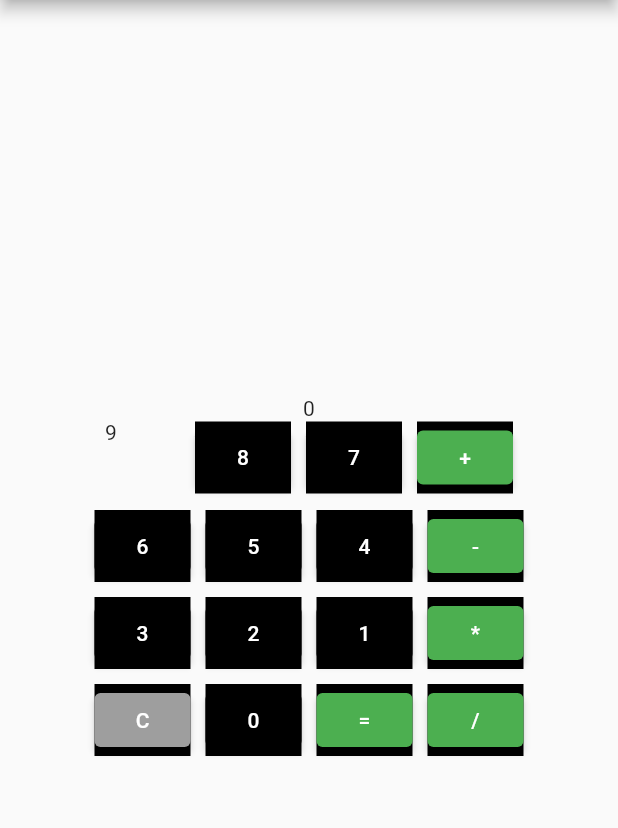
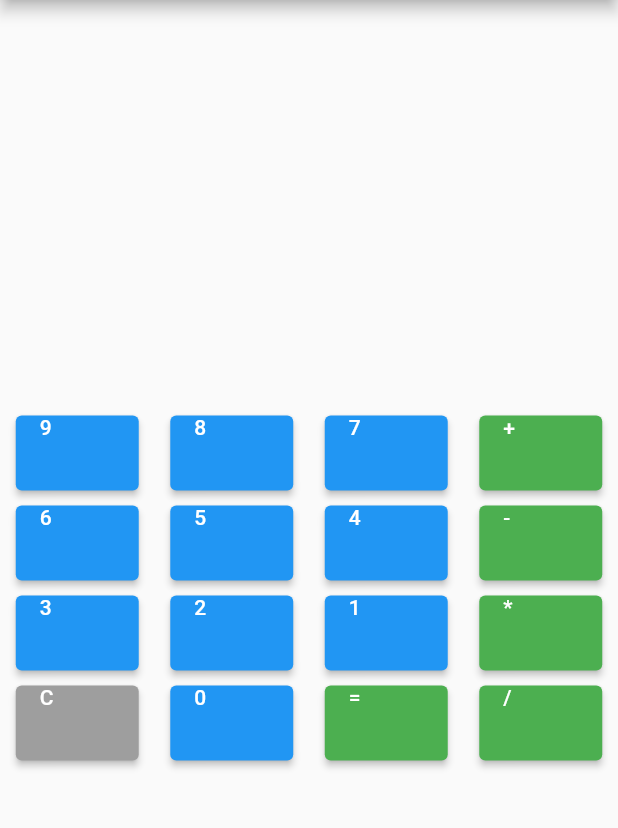
Before and after one commit to Budhachandra-soibam123/Calculator, a Flutter app: the screen it shows after launch, on a phone screen of 412 x 824 dp, the part 84-912 px from its top. Run offline on Flutter 3.47's test engine with Material 2 defaults, Android fonts, the phone set to English and light mode, and no system bars; our stand-ins replace math_expressions.

Commit message:
Calculator

```diff
--- a/lib/calculator.dart
+++ b/lib/calculator.dart
@@ -1,4 +1,6 @@
 import 'package:flutter/material.dart';
+import 'dart:math' as math;
+import 'package:math_expressions/math_expressions.dart';
 
 class Calculator extends StatefulWidget {
   const Calculator({super.key});
@@ -8,7 +10,9 @@ class Calculator extends StatefulWidget {
 }
 
 class _CalculatorState extends State<Calculator> {
-  String number = "0";
+  String number = "";
+  String msg = '';
+
   @override
   Widget build(BuildContext context) {
     return Scaffold(
@@ -17,17 +21,21 @@ class _CalculatorState extends State<Calculator> {
         centerTitle: true,
       ),
       body: Center(
+        child: Padding(
+          padding: EdgeInsets.symmetric(horizontal: 5),
           child: Column(
             mainAxisAlignment: MainAxisAlignment.center,
             children: [
-            Text(number),
+              Text(msg),
               Row(
-              mainAxisAlignment: MainAxisAlignment.center,
+                mainAxisAlignment: MainAxisAlignment.spaceEvenly,
                 children: [
-                InkWell(
-                  onTap: () {
-                    number = "9";
-                    setState(() {});
+                  ElevatedButton(
+                    onPressed: () {
+                      number = '9';
+                      setState(() {
+                        msg += number;
+                      });
                     },
                     child: Container(
                       height: 50,
@@ -41,44 +49,201 @@ class _CalculatorState extends State<Calculator> {
                     height: 10,
                     width: 10,
                   ),
-                InkWell(
+                  ElevatedButton(
+                    onPressed: () {
+                      number = '8';
+                      setState(() {
+                        msg = msg + number;
+                      });
+                    },
                     child: Container(
-                    color: Colors.black,
-                    child: ElevatedButton(
-                      style: ElevatedButton.styleFrom(
-                          backgroundColor: Colors.black),
+                      height: 50,
+                      width: 50,
                       child: Text("8"),
-                      onPressed: () {},
-                    ),
                     ),
                   ),
                   SizedBox(
                     height: 10,
                     width: 10,
                   ),
-                InkWell(
+                  ElevatedButton(
+                    onPressed: () {
+                      number = '7';
+                      setState(() {
+                        msg = msg + number;
+                      });
+                    },
                     child: Container(
-                    color: Colors.black,
-                    child: ElevatedButton(
-                      style: ElevatedButton.styleFrom(
-                          backgroundColor: Colors.black),
+                      height: 50,
+                      width: 50,
                       child: Text("7"),
-                      onPressed: () {},
-                    ),
                     ),
                   ),
                   SizedBox(
                     height: 10,
                     width: 10,
                   ),
-                InkWell(
+                  ElevatedButton(
+                    style:
+                        ElevatedButton.styleFrom(backgroundColor: Colors.green),
+                    onPressed: () {
+                      setState(() {
+                        msg = msg + "+";
+                      });
+                    },
                     child: Container(
-                    color: Colors.black,
+                      height: 50,
+                      width: 50,
+                      child: Text("+"),
+                    ),
+                  ),
+                ],
+              ),
+              SizedBox(
+                height: 10,
+                width: 10,
+              ),
+              Row(
+                mainAxisAlignment: MainAxisAlignment.spaceEvenly,
+                children: [
+                  ElevatedButton(
+                    onPressed: () {
+                      number = '6';
+                      setState(() {
+                        msg = msg + number;
+                      });
+                    },
+                    child: Container(
+                      height: 50,
+                      width: 50,
+                      child: Text("6"),
+                    ),
+                  ),
+                  SizedBox(
+                    height: 10,
+                    width: 10,
+                  ),
+                  ElevatedButton(
+                    onPressed: () {
+                      number = '5';
+                      setState(() {
+                        msg = msg + number;
+                      });
+                    },
+                    child: Container(
+                      height: 50,
+                      width: 50,
+                      child: Text("5"),
+                    ),
+                  ),
+                  SizedBox(
+                    height: 10,
+                    width: 10,
+                  ),
+                  ElevatedButton(
+                    onPressed: () {
+                      number = '4';
+                      setState(() {
+                        msg = msg + number;
+                      });
+                    },
+                    child: Container(
+                      height: 50,
+                      width: 50,
+                      child: Text("4"),
+                    ),
+                  ),
+                  SizedBox(
+                    height: 10,
+                    width: 10,
+                  ),
+                  ElevatedButton(
+                    style:
+                        ElevatedButton.styleFrom(backgroundColor: Colors.green),
+                    onPressed: () {
+                      setState(() {
+                        msg = msg + "-";
+                      });
+                    },
+                    child: Container(
+                      height: 50,
+                      width: 50,
+                      child: Text("-"),
+                    ),
+                  ),
+                ],
+              ),
+              SizedBox(
+                height: 10,
+                width: 10,
+              ),
+              Row(
+                mainAxisAlignment: MainAxisAlignment.spaceEvenly,
+                children: [
+                  ElevatedButton(
+                    onPressed: () {
+                      number = '3';
+                      setState(() {
+                        msg = msg + number;
+                      });
+                    },
+                    child: Container(
+                      height: 50,
+                      width: 50,
+                      child: Text("3"),
+                    ),
+                  ),
+                  SizedBox(
+                    height: 10,
+                    width: 10,
+                  ),
+                  ElevatedButton(
+                    onPressed: () {
+                      number = '2';
+                      setState(() {
+                        msg = msg + number;
+                      });
+                    },
+                    child: Container(
+                      height: 50,
+                      width: 50,
+                      child: Text("2"),
+                    ),
+                  ),
+                  SizedBox(
+                    height: 10,
+                    width: 10,
+                  ),
+                  ElevatedButton(
+                    onPressed: () {
+                      number = '1';
+                      setState(() {
+                        msg = msg + number;
+                      });
+                    },
+                    child: Container(
+                      height: 50,
+                      width: 50,
+                      child: Text("1"),
+                    ),
+                  ),
+                  SizedBox(
+                    height: 10,
+                    width: 10,
+                  ),
+                  Container(
                     child: ElevatedButton(
                       style: ElevatedButton.styleFrom(
                           backgroundColor: Colors.green),
-                      child: Text("+"),
-                      onPressed: () {},
+                      onPressed: () {
+                        setState(() {
+                          msg = msg + "*";
+                        });
+                      },
+                      child: Container(
+                        height: 50,
+                        width: 50,
+                        child: Text("*"),
                       ),
                     ),
                   ),
@@ -89,17 +254,21 @@ class _CalculatorState extends State<Calculator> {
                 width: 10,
               ),
               Row(
-              mainAxisAlignment: MainAxisAlignment.center,
+                mainAxisAlignment: MainAxisAlignment.spaceEvenly,
                 children: [
-                InkWell(
-                  onTap: () {},
-                  child: Container(
-                    color: Colors.black,
+                  Container(
                     child: ElevatedButton(
                       style: ElevatedButton.styleFrom(
-                          backgroundColor: Colors.black),
-                      child: Text("6"),
-                      onPressed: () {},
+                          backgroundColor: Colors.grey),
+                      onPressed: () {
+                        setState(() {
+                          msg = " ";
+                        });
+                      },
+                      child: Container(
+                        height: 50,
+                        width: 50,
+                        child: Text("C"),
                       ),
                     ),
                   ),
@@ -107,14 +276,40 @@ class _CalculatorState extends State<Calculator> {
                     height: 10,
                     width: 10,
                   ),
-                InkWell(
+                  ElevatedButton(
+                    onPressed: () {
+                      number = '0';
+                      setState(() {
+                        msg = msg + number;
+                      });
+                    },
                     child: Container(
-                    color: Colors.black,
+                      height: 50,
+                      width: 50,
+                      child: Text("0"),
+                    ),
+                  ),
+                  SizedBox(
+                    height: 10,
+                    width: 10,
+                  ),
+                  Container(
                     child: ElevatedButton(
                       style: ElevatedButton.styleFrom(
-                          backgroundColor: Colors.black),
-                      child: Text("5"),
-                      onPressed: () {},
+                          backgroundColor: Colors.green),
+                      onPressed: () {
+                        setState(() {
+                          Parser p = Parser();
+                          Expression exp = p.parse(msg);
+                          ContextModel ctx = ContextModel();
+                          double eva = exp.evaluate(EvaluationType.REAL, ctx);
+                          msg = eva.toString();
+                        });
+                      },
+                      child: Container(
+                        height: 50,
+                        width: 50,
+                        child: Text("="),
                       ),
                     ),
                   ),
@@ -122,159 +317,19 @@ class _CalculatorState extends State<Calculator> {
                     height: 10,
                     width: 10,
                   ),
-                InkWell(
-                  child: Container(
-                    color: Colors.black,
-                    child: ElevatedButton(
-                      style: ElevatedButton.styleFrom(
-                          backgroundColor: Colors.black),
-                      child: Text("4"),
-                      onPressed: () {},
-                    ),
-                  ),
-                ),
-                SizedBox(
-                  height: 10,
-                  width: 10,
-                ),
-                InkWell(
-                  child: Container(
-                    color: Colors.black,
-                    child: ElevatedButton(
-                      child: Text("-"),
-                      style: ElevatedButton.styleFrom(
-                          backgroundColor: Colors.green),
-                      onPressed: () {},
-                    ),
-                  ),
-                ),
-              ],
-            ),
-            SizedBox(
-              height: 10,
-              width: 10,
-            ),
-            Row(
-              mainAxisAlignment: MainAxisAlignment.center,
-              children: [
-                InkWell(
-                  child: Container(
-                    color: Colors.black,
-                    child: ElevatedButton(
-                      style: ElevatedButton.styleFrom(
-                          backgroundColor: Colors.black),
-                      child: Text("3"),
-                      onPressed: () {},
-                    ),
-                  ),
-                ),
-                SizedBox(
-                  height: 10,
-                  width: 10,
-                ),
-                InkWell(
-                  child: Container(
-                    color: Colors.black,
-                    child: ElevatedButton(
-                      style: ElevatedButton.styleFrom(
-                          backgroundColor: Colors.black),
-                      child: Text("2"),
-                      onPressed: () {},
-                    ),
-                  ),
-                ),
-                SizedBox(
-                  height: 10,
-                  width: 10,
-                ),
-                InkWell(
-                  child: Container(
-                    color: Colors.black,
-                    child: ElevatedButton(
-                      style: ElevatedButton.styleFrom(
-                          backgroundColor: Colors.black),
-                      child: Text("1"),
-                      onPressed: () {},
-                    ),
-                  ),
-                ),
-                SizedBox(
-                  height: 10,
-                  width: 10,
-                ),
-                InkWell(
-                  child: Container(
-                    color: Colors.black,
+                  Container(
                     child: ElevatedButton(
                       style: ElevatedButton.styleFrom(
                           backgroundColor: Colors.green),
-                      child: Text("*"),
-                      onPressed: () {},
-                    ),
-                  ),
-                ),
-              ],
-            ),
-            SizedBox(
-              height: 10,
-              width: 10,
-            ),
-            Row(
-              mainAxisAlignment: MainAxisAlignment.center,
-              children: [
-                InkWell(
+                      onPressed: () {
+                        setState(() {
+                          msg = msg + "/";
+                        });
+                      },
                       child: Container(
-                    color: Colors.black,
-                    child: ElevatedButton(
-                      style: ElevatedButton.styleFrom(
-                          backgroundColor: Colors.grey),
-                      child: Text("C"),
-                      onPressed: () {},
-                    ),
-                  ),
-                ),
-                SizedBox(
-                  height: 10,
-                  width: 10,
-                ),
-                InkWell(
-                  child: Container(
-                    color: Colors.black,
-                    child: ElevatedButton(
-                      style: ElevatedButton.styleFrom(
-                          backgroundColor: Colors.black),
-                      child: Text("0"),
-                      onPressed: () {},
-                    ),
-                  ),
-                ),
-                SizedBox(
-                  height: 10,
-                  width: 10,
-                ),
-                InkWell(
-                  child: Container(
-                    color: Colors.black,
-                    child: ElevatedButton(
-                      style: ElevatedButton.styleFrom(
-                          backgroundColor: Colors.green),
-                      child: Text("="),
-                      onPressed: () {},
-                    ),
-                  ),
-                ),
-                SizedBox(
-                  height: 10,
-                  width: 10,
-                ),
-                InkWell(
-                  child: Container(
-                    color: Colors.black,
-                    child: ElevatedButton(
-                      style: ElevatedButton.styleFrom(
-                          backgroundColor: Colors.green),
+                        height: 50,
+                        width: 50,
                         child: Text("/"),
-                      onPressed: () {},
                       ),
                     ),
                   ),
@@ -283,6 +338,22 @@ class _CalculatorState extends State<Calculator> {
             ],
           ),
         ),
+      ),
     );
   }
 }
+// Footer
+// © 2023 GitHub, Inc.
+// Footer navigation
+// Terms
+// Privacy
+// Security
+// Status
+// Docs
+// Contact GitHub
+// Pricing
+// API
+// Training
+// Blog
+// About
+// efg/calculator.dart at main · Budhachandra-soibam123/efg
--- a/pubspec.yaml
+++ b/pubspec.yaml
@@ -36,6 +36,7 @@ dependencies:
   # Use with the CupertinoIcons class for iOS style icons.
   cupertino_icons: ^1.0.2
   provider: ^6.0.5
+  math_expressions: ^2.3.1
 
 dev_dependencies:
   flutter_test:
```
Also changed, not shown: lib/funtion.dart (+13 -0 lines), pubspec.lock. Lines whose indentation alone changed are shown as unchanged.
